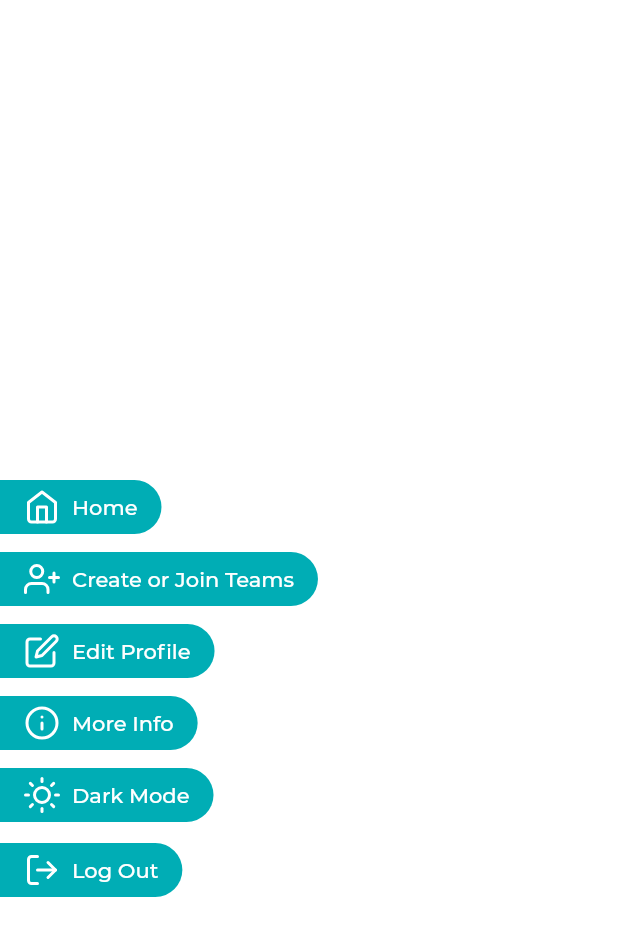
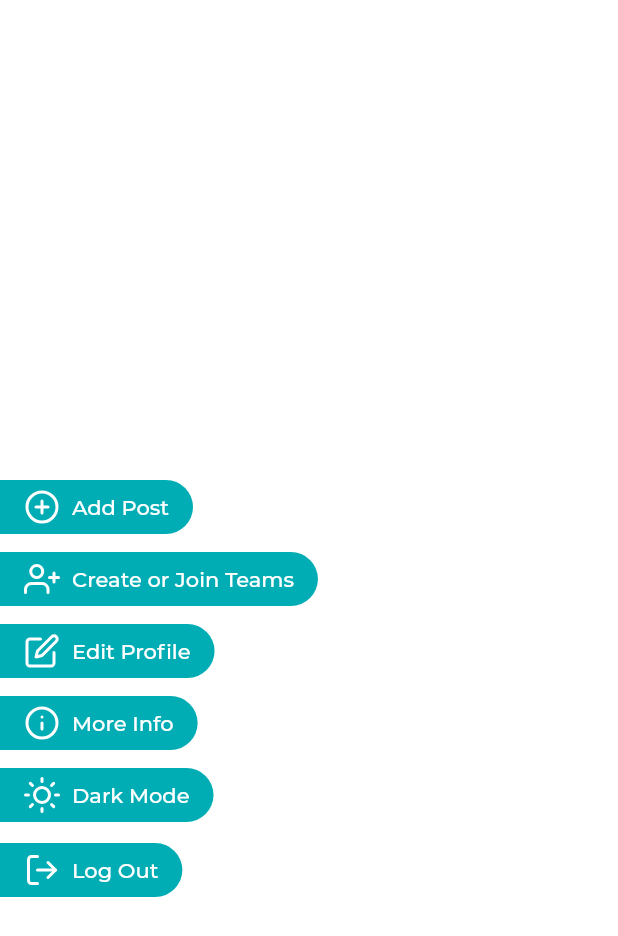
Before and after one commit to Runbhumi/Runbhumi, a Flutter app: the DrawerBody widget shown alone on an empty page, opened directly, on a phone screen of 412 x 824 dp. Shown: the top 936 px of the screen. Run offline on Flutter 3.47's test engine with Material 2 defaults, Android fonts, the phone set to English and light mode, and no system bars; our stand-ins replace bubble_tab_indicator, cloud_firestore, datetime_picker_formfield, firebase_auth, firebase_core, flutter_icons and 2 more; accounts and stored records are empty; network calls fail; project files that could hold a hidden picture were left out.

Commit message:
🖖replace home with add post

```diff
--- a/lib/view/drawer/drawer.dart
+++ b/lib/view/drawer/drawer.dart
@@ -37,10 +37,12 @@ class _DrawerBodyState extends State<DrawerBody> {
           ),
         ),
         DrawerButton(
-          onpressed: () {},
-          label: "Home",
+          onpressed: () {
+            Navigator.pushNamed(context, "/addpost");
+          },
+          label: "Add Post",
           icon: Icon(
-            Feather.home,
+            Feather.plus_circle,
             color: Colors.white,
           ),
         ),
```
